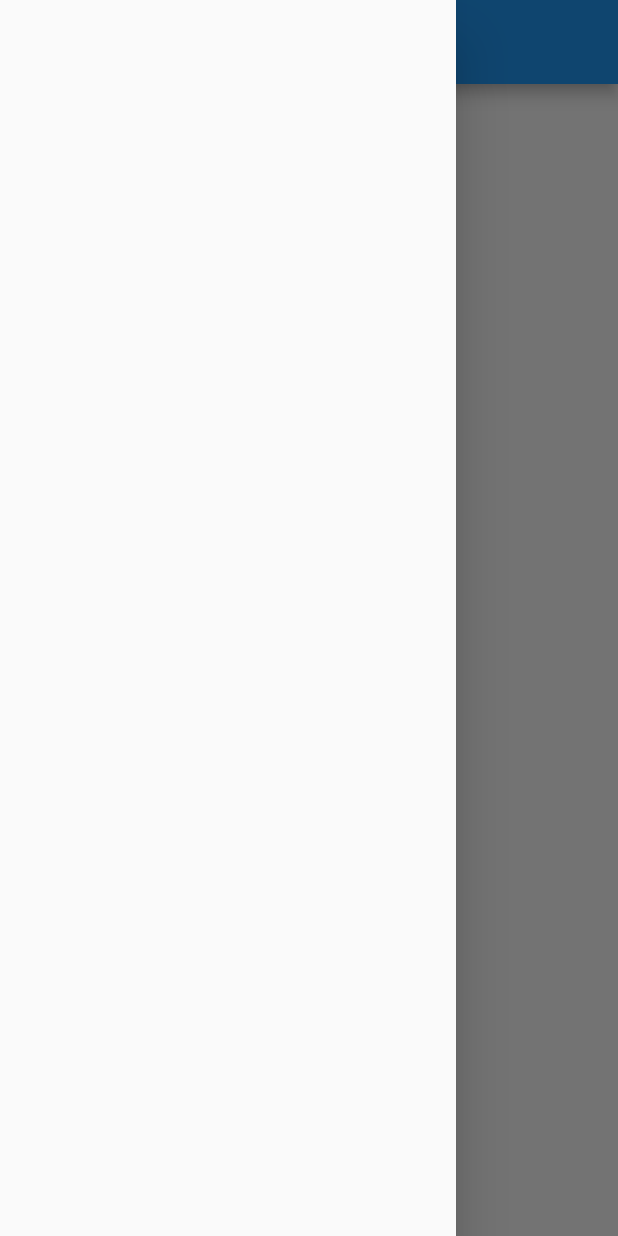
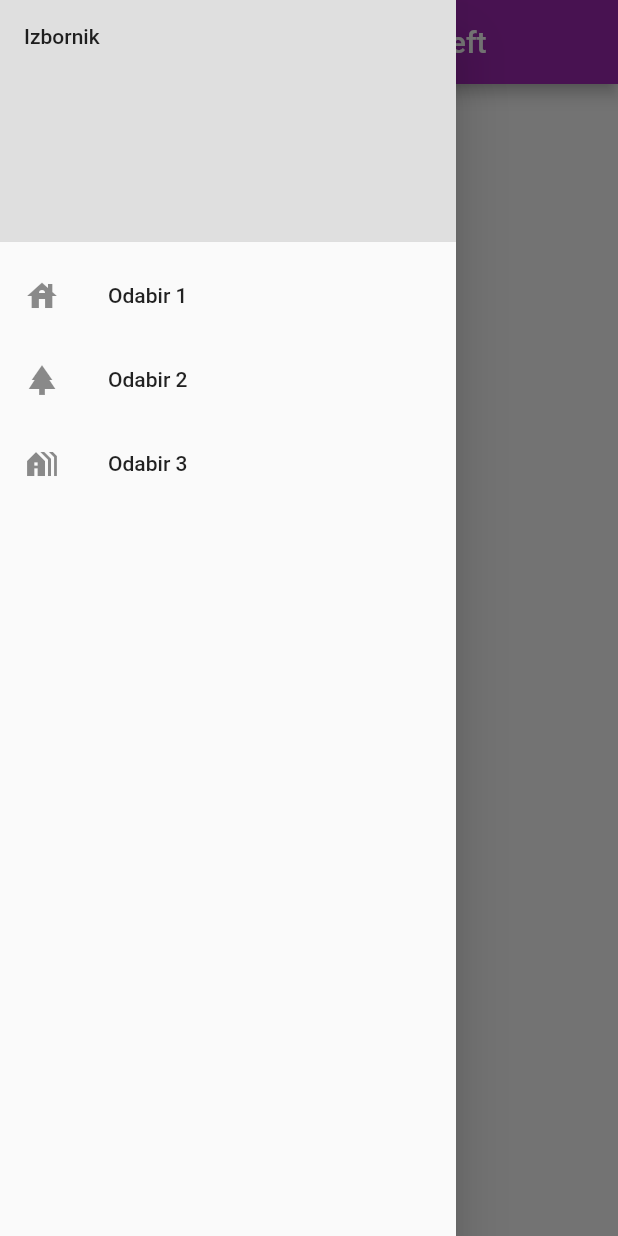
Before and after one commit to CroAnna/RAMPU-navigation-drawer, a Flutter app: the screen it shows after launch, with the side drawer open, on a phone screen of 412 x 824 dp. Run offline on Flutter 3.47's test engine with Material 2 defaults, Android fonts, the phone set to English and light mode, and no system bars.

Commit message:
dodani listtileovi u listviewu navigacije i podijeljeno u 2 dijela da funkcionira zatvaranje na klik na listtile

```diff
--- a/lib/main.dart
+++ b/lib/main.dart
@@ -10,9 +10,54 @@ class MyApp extends StatelessWidget {
   @override
   Widget build(BuildContext context) {
     return MaterialApp(
-      home: Scaffold(
-        appBar: AppBar(),
-        drawer: const Drawer(),
+        debugShowCheckedModeBanner: false,
+        theme: ThemeData(primarySwatch: Colors.purple),
+        home: const RootPage());
+  }
+}
+
+class RootPage extends StatelessWidget {
+  const RootPage({super.key});
+  @override
+  Widget build(BuildContext context) {
+    return Scaffold(
+      appBar: AppBar(
+        title: const Text(
+          'Navigation Drawer from Left',
+        ),
+      ),
+      drawer: Drawer(
+        child: ListView(
+          children: [
+            DrawerHeader(
+              decoration: BoxDecoration(
+                color: Color.fromARGB(255, 223, 223, 223),
+              ),
+              child: Text("Izbornik"),
+            ),
+            ListTile(
+              leading: Icon(Icons.house),
+              title: Text("Odabir 1"),
+              onTap: () {
+                Navigator.of(context).pop();
+              },
+            ),
+            ListTile(
+              leading: Icon(Icons.park),
+              title: Text("Odabir 2"),
+              onTap: () {
+                Navigator.of(context).pop();
+              },
+            ),
+            ListTile(
+              leading: Icon(Icons.holiday_village),
+              title: Text("Odabir 3"),
+              onTap: () {
+                Navigator.of(context).pop();
+              },
+            ),
+          ],
+        ),
       ),
     );
   }
```
